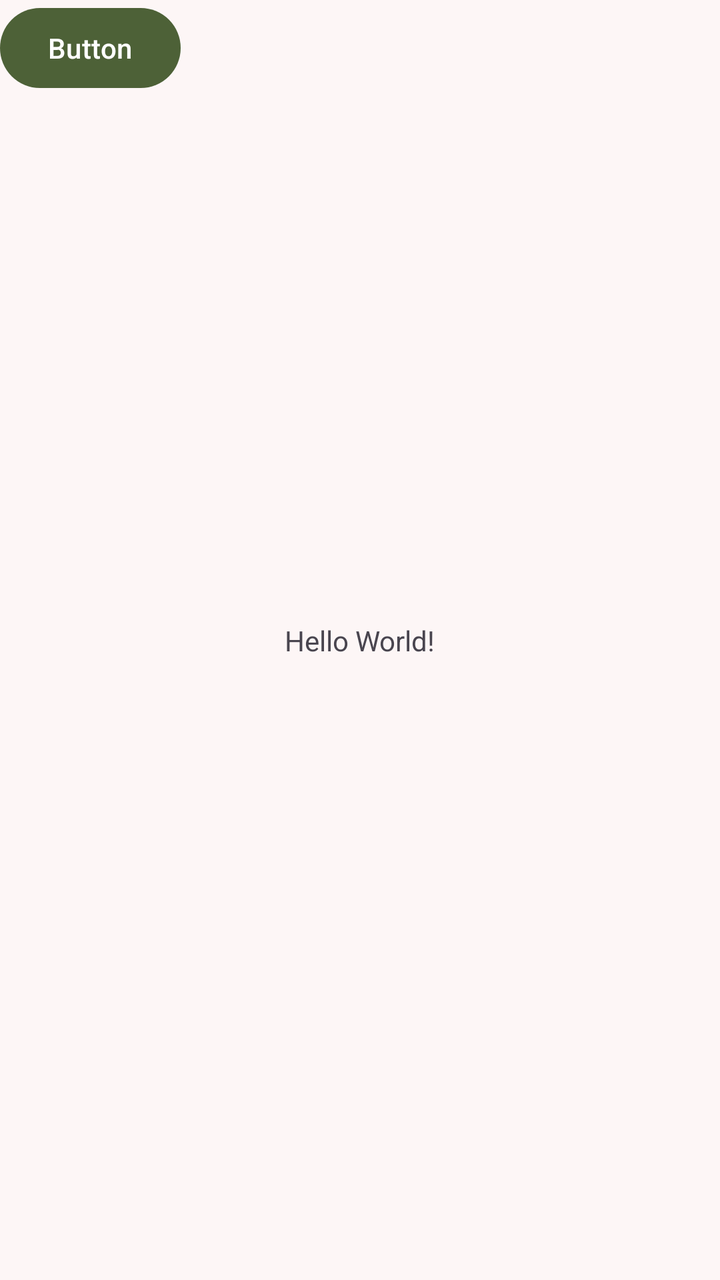
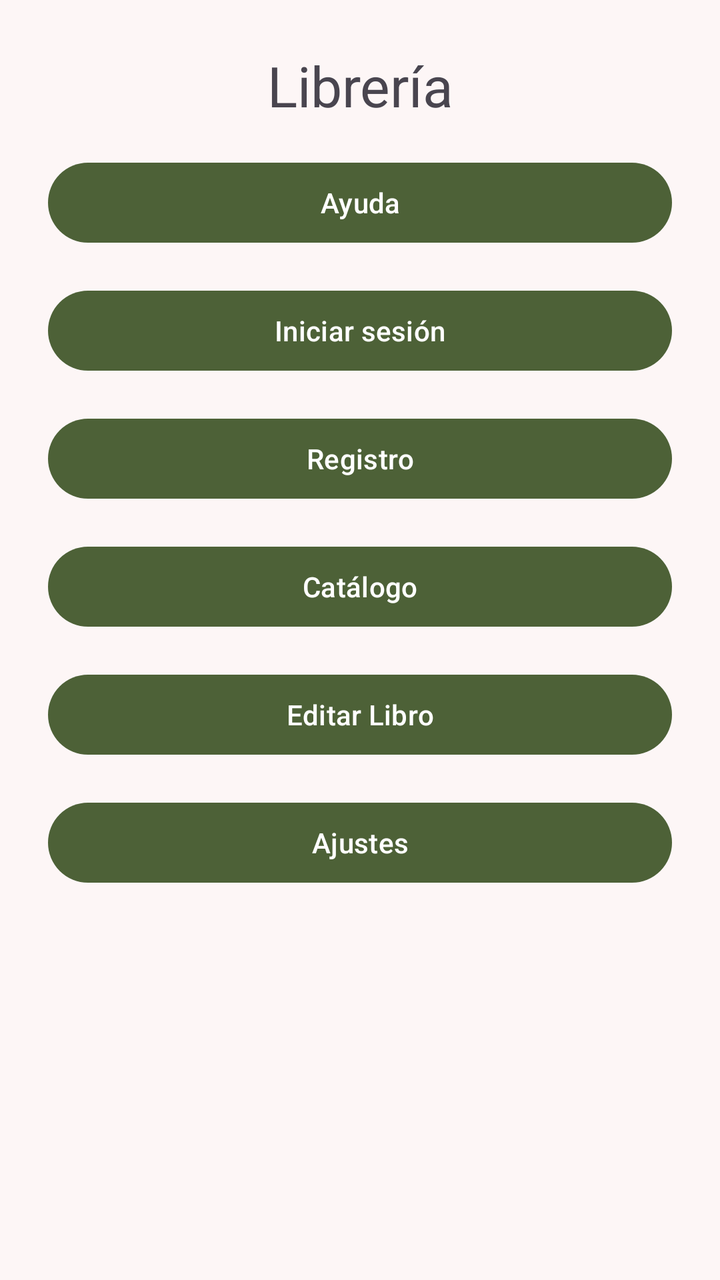

Two renders of the same Android screen: before a commit and after it. Below are the layout's source before the change and the commit's diff.
<!-- AndroidManifest.xml: application theme Theme.MyApplication -->
<!-- res/layout/activity_main.xml -->
<?xml version="1.0" encoding="utf-8"?>
<androidx.constraintlayout.widget.ConstraintLayout xmlns:android="http://schemas.android.com/apk/res/android"
    xmlns:app="http://schemas.android.com/apk/res-auto"
    xmlns:tools="http://schemas.android.com/tools"
    android:id="@+id/main"
    android:layout_width="match_parent"
    android:layout_height="match_parent"
    tools:context=".MainActivity">

    <TextView
        android:layout_width="wrap_content"
        android:layout_height="wrap_content"
        android:text="Hello World!"
        app:layout_constraintBottom_toBottomOf="parent"
        app:layout_constraintEnd_toEndOf="parent"
        app:layout_constraintStart_toStartOf="parent"
        app:layout_constraintTop_toTopOf="parent" />

    <Button
        android:id="@+id/button"
        android:layout_width="wrap_content"
        android:layout_height="wrap_content"
        android:text="Button"
        tools:layout_editor_absoluteX="178dp"
        tools:layout_editor_absoluteY="337dp" />

</androidx.constraintlayout.widget.ConstraintLayout>
<!-- resources referenced by this layout -->
<resources>
  <style name="Theme.MyApplication" parent="Base.Theme.MyApplication" />
  <style name="Base.Theme.MyApplication" parent="Theme.Material3.DayNight.NoActionBar">
          <item name="colorPrimary">@color/main_color</item>
          <item name="colorOnPrimary">@color/white</item>
          <item name="colorSecondary">@color/secondary_color</item>
          <item name="colorOnSecondary">@color/black</item>
          <item name="android:colorBackground">@color/background_color</item>
          <item name="colorOnBackground">@color/text</item>
          <item name="colorOnSurfaceVariant">@color/text</item>
  
      </style>
  <color name="main_color">#4D6137</color>
  <color name="white">#FFFFFFFF</color>
  <color name="secondary_color">#83A46D</color>
  <color name="black">#FF000000</color>
  <color name="background_color">#FDF6F6</color>
  <color name="text">#26332B</color>
</resources>

<!-- the commit's change to res/layout/activity_main.xml (unified diff, before → after) -->
@@ -1,5 +1,5 @@
 <?xml version="1.0" encoding="utf-8"?>
-<androidx.constraintlayout.widget.ConstraintLayout xmlns:android="http://schemas.android.com/apk/res/android"
+<ScrollView xmlns:android="http://schemas.android.com/apk/res/android"
     xmlns:app="http://schemas.android.com/apk/res-auto"
     xmlns:tools="http://schemas.android.com/tools"
     android:id="@+id/main"
@@ -7,21 +7,63 @@
     android:layout_height="match_parent"
     tools:context=".MainActivity">
 
+    <LinearLayout
+        android:layout_width="match_parent"
+        android:layout_height="wrap_content"
+        android:orientation="vertical"
+        android:gravity="center_vertical"
+        android:padding="24dp">
+
     <TextView
-        android:layout_width="wrap_content"
+        android:layout_width="match_parent"
         android:layout_height="wrap_content"
-        android:text="Hello World!"
-        app:layout_constraintBottom_toBottomOf="parent"
-        app:layout_constraintEnd_toEndOf="parent"
-        app:layout_constraintStart_toStartOf="parent"
-        app:layout_constraintTop_toTopOf="parent" />
+        android:textSize="28sp"
+        android:gravity="center"
+        android:layout_marginBottom="16dp"
+        android:text="@string/home_title"/>
 
-    <Button
-        android:id="@+id/button"
-        android:layout_width="wrap_content"
-        android:layout_height="wrap_content"
-        android:text="Button"
-        tools:layout_editor_absoluteX="178dp"
-        tools:layout_editor_absoluteY="337dp" />
+        <Button
+         android:id="@+id/btnHelp"
+         android:layout_width="match_parent"
+         android:layout_height="wrap_content"
+         android:text="@string/go_help"
+         android:layout_marginBottom="16dp"/>
 
-</androidx.constraintlayout.widget.ConstraintLayout>
+        <Button
+            android:id="@+id/btnLogin"
+            android:layout_width="match_parent"
+            android:layout_height="wrap_content"
+            android:text="@string/go_login"
+            android:layout_marginBottom="16dp"/>
+
+        <Button
+            android:id="@+id/btnRegister"
+            android:layout_width="match_parent"
+            android:layout_height="wrap_content"
+            android:text="@string/go_register"
+            android:layout_marginBottom="16dp"/>
+
+        <Button
+            android:id="@+id/btnCatalog"
+            android:layout_width="match_parent"
+            android:layout_height="wrap_content"
+            android:text="@string/go_catalog"
+            android:layout_marginBottom="16dp"/>
+
+        <Button
+            android:id="@+id/btnEdit"
+            android:layout_width="match_parent"
+            android:layout_height="wrap_content"
+            android:text="@string/go_edit"
+            android:layout_marginBottom="16dp"/>
+
+        <Button
+            android:id="@+id/btnSettings"
+            android:layout_width="match_parent"
+            android:layout_height="wrap_content"
+            android:text="@string/go_settings"
+            />
+
+    </LinearLayout>
+
+</ScrollView>
<!-- resource entries referenced after the edit -->
@@ -1,5 +1,12 @@
 <!-- resources referenced by this layout -->
 <resources>
+  <string name="go_catalog">Catálogo</string>
+  <string name="go_edit">Editar Libro</string>
+  <string name="go_help">Ayuda</string>
+  <string name="go_login">Iniciar sesión</string>
+  <string name="go_register">Registro</string>
+  <string name="go_settings">Ajustes</string>
+  <string name="home_title">Librería</string>
   <style name="Theme.MyApplication" parent="Base.Theme.MyApplication" />
   <style name="Base.Theme.MyApplication" parent="Theme.Material3.DayNight.NoActionBar">
           <item name="colorPrimary">@color/main_color</item>
